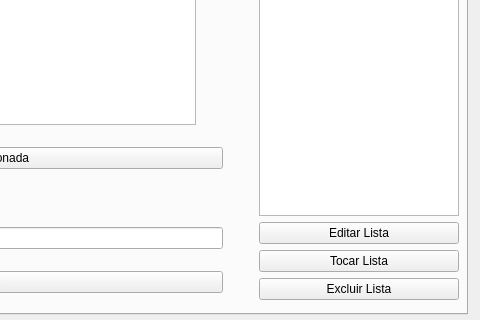
Before: the Qt Designer form loggedwindow.ui in DiegoCacau/testStone, drawn with Qt 5; both pictures show x 333 to 813 and y 166 to 486 of the 813 by 486 pixel window.
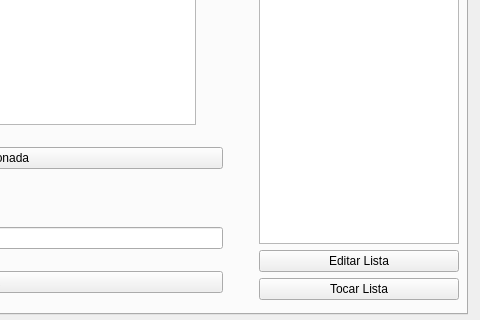
After: the same form once the commit is applied. The open tabs and pages were chosen to show the change.

Diff of the .ui file:
```diff
--- a/loggedwindow.ui
+++ b/loggedwindow.ui
@@ -245,25 +245,6 @@
           </property>
          </widget>
         </item>
-        <item>
-         <widget class="QPushButton" name="pushButton_8">
-          <property name="sizePolicy">
-           <sizepolicy hsizetype="Fixed" vsizetype="Fixed">
-            <horstretch>0</horstretch>
-            <verstretch>0</verstretch>
-           </sizepolicy>
-          </property>
-          <property name="minimumSize">
-           <size>
-            <width>200</width>
-            <height>0</height>
-           </size>
-          </property>
-          <property name="text">
-           <string>Excluir Lista</string>
-          </property>
-         </widget>
-        </item>
        </layout>
       </item>
      </layout>
```
Left out of the diff: 10 changed lines with no effect on the pictures.
